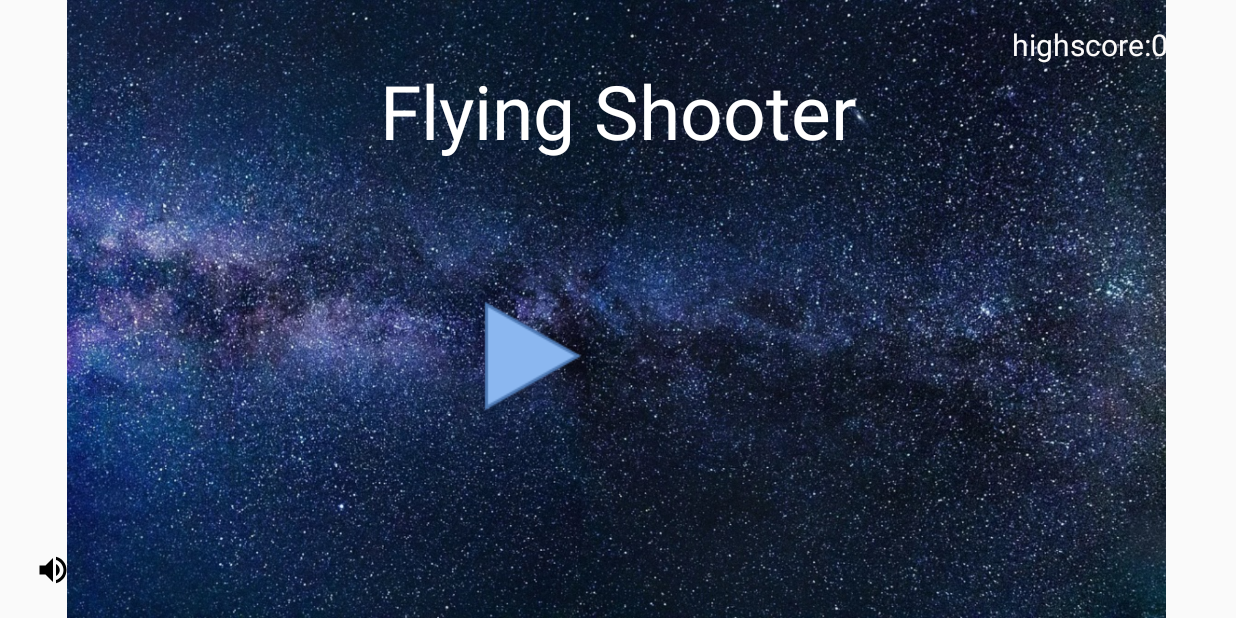
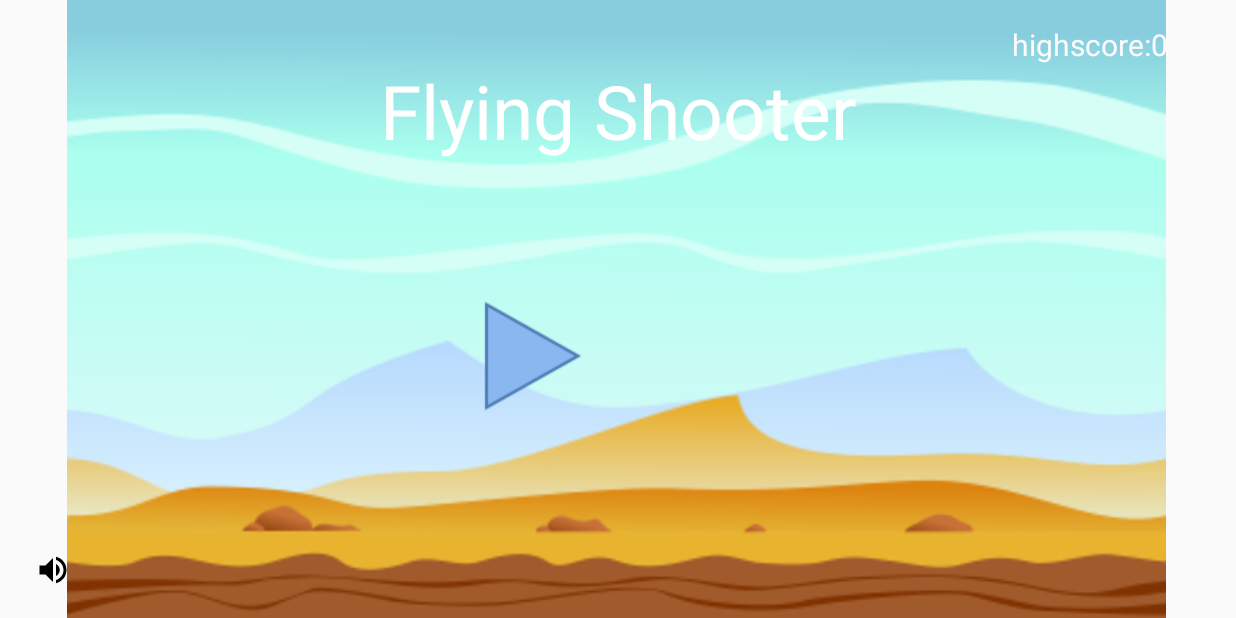
Before and after one commit to Yogeshwar14/Flying-Shooter, an Android app: the screen it shows after launch (MainActivity), on a phone screen of 824 x 412 dp (held sideways). Run offline under Robolectric (Android 15) with nearby library versions, the light colour scheme and no system bars.

Commit message:
Screenshots and background Updated

```diff
--- a/app/src/main/res/layout/activity_main.xml
+++ b/app/src/main/res/layout/activity_main.xml
@@ -15,7 +15,7 @@
         android:layout_alignParentEnd="true"
         android:layout_marginStart="-2dp"
         android:layout_marginEnd="0dp"
-        app:srcCompat="@drawable/bck3" />
+        app:srcCompat="@drawable/bck7" />
 
     <TextView
         android:id="@+id/TITLE"
```
Also changed, not shown: app/src/main/res/drawable/bck31.jpg (added), 3 other files.
